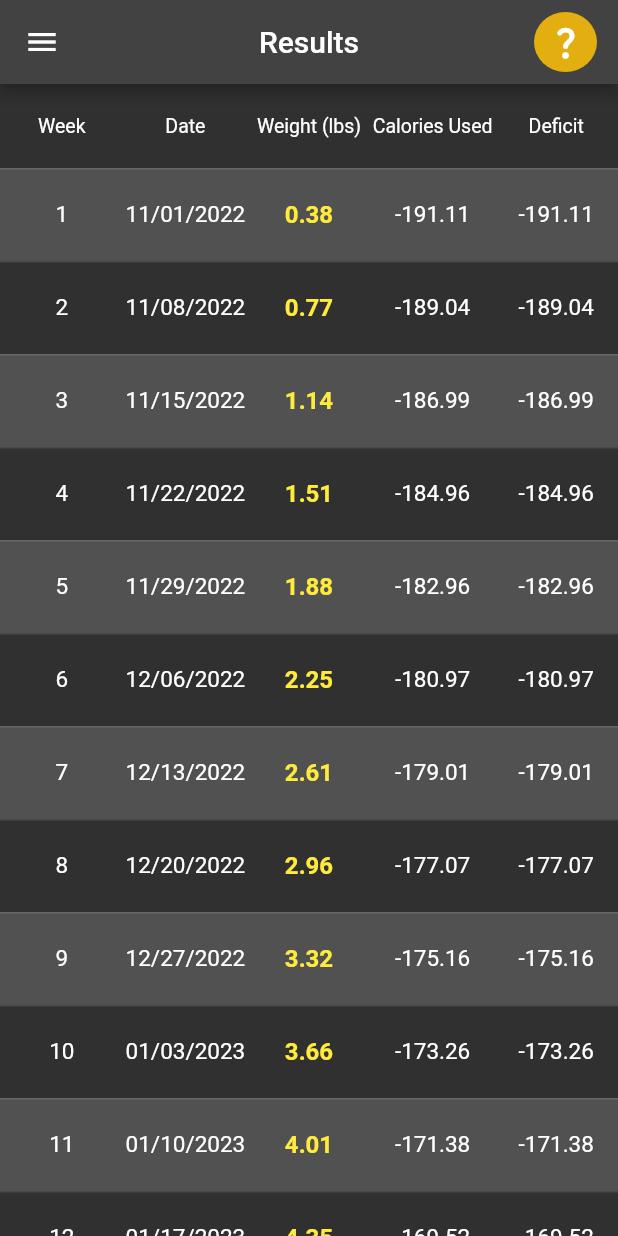
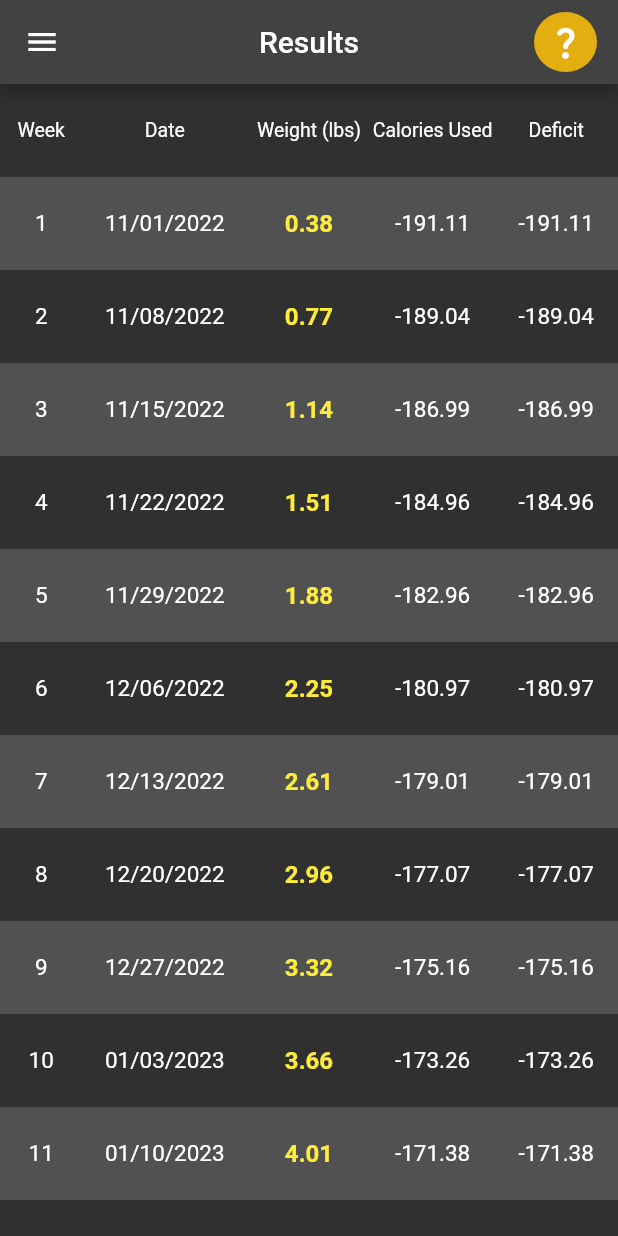
Before and after one commit to kuroodo/Weight-App, a Flutter app: the ResultScreen screen opened directly with empty values, on a phone screen of 412 x 824 dp. Run offline on Flutter 3.47's test engine with Material 2 defaults, Android fonts, the phone set to English and light mode, and no system bars; our stand-ins replace dropdown_button2.

Commit message:
Refactor ResultChart in order to have better control of sizing and constraints

```diff
--- a/lib/screens/result_screen.dart
+++ b/lib/screens/result_screen.dart
@@ -1,4 +1,3 @@
-import 'package:data_table_2/data_table_2.dart';
 import 'package:flutter/material.dart';
 import 'package:intl/intl.dart';
 import 'package:weight_app/helpers/constants.dart';
@@ -88,70 +87,114 @@ class ResultChart extends StatelessWidget {
 
   @override
   Widget build(BuildContext context) {
-    return DataTable2(
-      columns: [
-        const DataColumn(
-          label: Center(child: Text("Week", textAlign: TextAlign.center)),
+    const TextStyle headerStyle = TextStyle(fontSize: 13);
+    const TextStyle dataStyle = TextStyle(fontSize: 15);
+    const double rowHeight = 62;
+    return Column(
+      children: [
+        SizedBox(
+          height: rowHeight,
+          child: Row(
+            children: [
+              Expanded(
+                flex: 2,
+                child: Row(
+                  children: const [
+                    Expanded(
+                      flex: 1,
+                      child: Text(
+                        "Week",
+                        textAlign: TextAlign.center,
+                        style: headerStyle,
                       ),
-        const DataColumn(
-          label: Center(child: Text("Date", textAlign: TextAlign.center)),
                     ),
-        DataColumn(
-          label: Center(
-              child: Text("Weight (${weightMeasurement.weightText})",
-                  textAlign: TextAlign.center)),
+                    Expanded(
+                      flex: 2,
+                      child: Text(
+                        "Date",
+                        textAlign: TextAlign.center,
+                        style: headerStyle,
                       ),
-        const DataColumn(
-          label:
-              Center(child: Text("Calories Used", textAlign: TextAlign.center)),
                     ),
-        const DataColumn(
-          label: Center(child: Text("Deficit", textAlign: TextAlign.center)),
-        )
                   ],
-      headingTextStyle: const TextStyle(fontSize: 13),
-      dataTextStyle: const TextStyle(fontSize: 15),
-      columnSpacing: 0,
-      horizontalMargin: 0,
-      dataRowHeight: 62,
-      rows: List<DataRow>.generate(
-        data.length,
-        (index) {
+                ),
+              ),
+              Expanded(
+                flex: 3,
+                child: Row(
+                  children: [
+                    Expanded(
+                      flex: 1,
+                      child: Text(
+                        "Weight (${weightMeasurement.weightText})",
+                        textAlign: TextAlign.center,
+                        style: headerStyle,
+                      ),
+                    ),
+                    const Expanded(
+                      flex: 1,
+                      child: Text(
+                        "Calories Used",
+                        textAlign: TextAlign.center,
+                        style: headerStyle,
+                      ),
+                    ),
+                    const Expanded(
+                      flex: 1,
+                      child: Text(
+                        "Deficit",
+                        textAlign: TextAlign.center,
+                        style: headerStyle,
+                      ),
+                    ),
+                  ],
+                ),
+              ),
+            ],
+          ),
+        ),
+        Expanded(
+          child: ListView.builder(
+            itemBuilder: (context, index) {
               double weight = weightMeasurement == Measurement.imperial
                   ? Converter.kgToPound(data[index].weight)
                   : data[index].weight;
               String date = DateFormat("MM/dd/yyyy").format(data[index].date);
 
-          return DataRow(
-              color: MaterialStateProperty.resolveWith<Color?>(
-                  (Set<MaterialState> states) {
-                // All rows will have the same selected color.
-                if (states.contains(MaterialState.selected)) {
-                  return Theme.of(context)
-                      .colorScheme
-                      .primary
-                      .withOpacity(0.08);
-                }
-                // Even rows will have a grey color.
-                if (index.isEven) {
-                  return Colors.grey.withOpacity(0.3);
-                }
-                return null; // Use default value for other states and odd rows.
-              }),
-              cells: [
-                DataCell(
-                  Center(
-                    child: Text("${data[index].week}",
-                        textAlign: TextAlign.center),
+              return Container(
+                color: index.isEven ? Colors.grey.withOpacity(0.3) : null,
+                child: SizedBox(
+                  height: rowHeight,
+                  child: Row(
+                    children: [
+                      Expanded(
+                        flex: 2,
+                        child: Row(
+                          children: [
+                            Expanded(
+                              child: Text(
+                                "${data[index].week}",
+                                textAlign: TextAlign.center,
+                                style: dataStyle,
                               ),
                             ),
-                DataCell(
-                  Center(
-                    child: Text(date, textAlign: TextAlign.center),
+                            Expanded(
+                              flex: 2,
+                              child: Text(
+                                date,
+                                textAlign: TextAlign.center,
+                                style: dataStyle,
                               ),
                             ),
-                DataCell(
-                  Center(
+                          ],
+                        ),
+                      ),
+                      Expanded(
+                          flex: 3,
+                          child: Row(
+                            children: [
+                              Expanded(
+                                flex: 1,
                                 child: Text(
                                   weight.toStringAsFixed(2),
                                   textAlign: TextAlign.center,
@@ -161,22 +204,32 @@ class ResultChart extends StatelessWidget {
                                       color: Colors.yellow),
                                 ),
                               ),
-                ),
-                DataCell(
-                  Center(
-                    child: Text(data[index].calsUsed.toStringAsFixed(2),
-                        textAlign: TextAlign.center),
+                              Expanded(
+                                flex: 1,
+                                child: Text(
+                                  data[index].calsUsed.toStringAsFixed(2),
+                                  textAlign: TextAlign.center,
+                                  style: dataStyle,
                                 ),
                               ),
-                DataCell(
-                  Center(
-                    child: Text(data[index].deficit.toStringAsFixed(2),
-                        textAlign: TextAlign.center),
+                              Expanded(
+                                flex: 1,
+                                child: Text(
+                                  data[index].deficit.toStringAsFixed(2),
+                                  textAlign: TextAlign.center,
+                                  style: dataStyle,
+                                ),
+                              )
+                            ],
+                          ))
+                    ],
                   ),
                 ),
-              ]);
+              );
             },
           ),
+        ),
+      ],
     );
   }
 }
```
Lines whose indentation alone changed are shown as unchanged.
